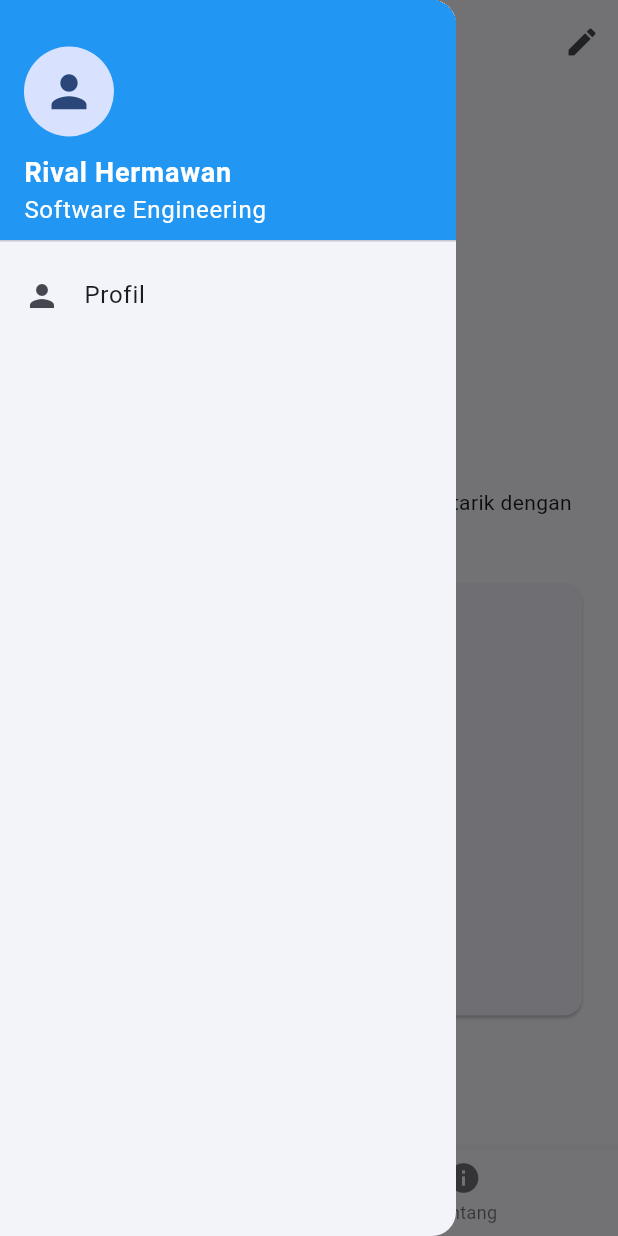
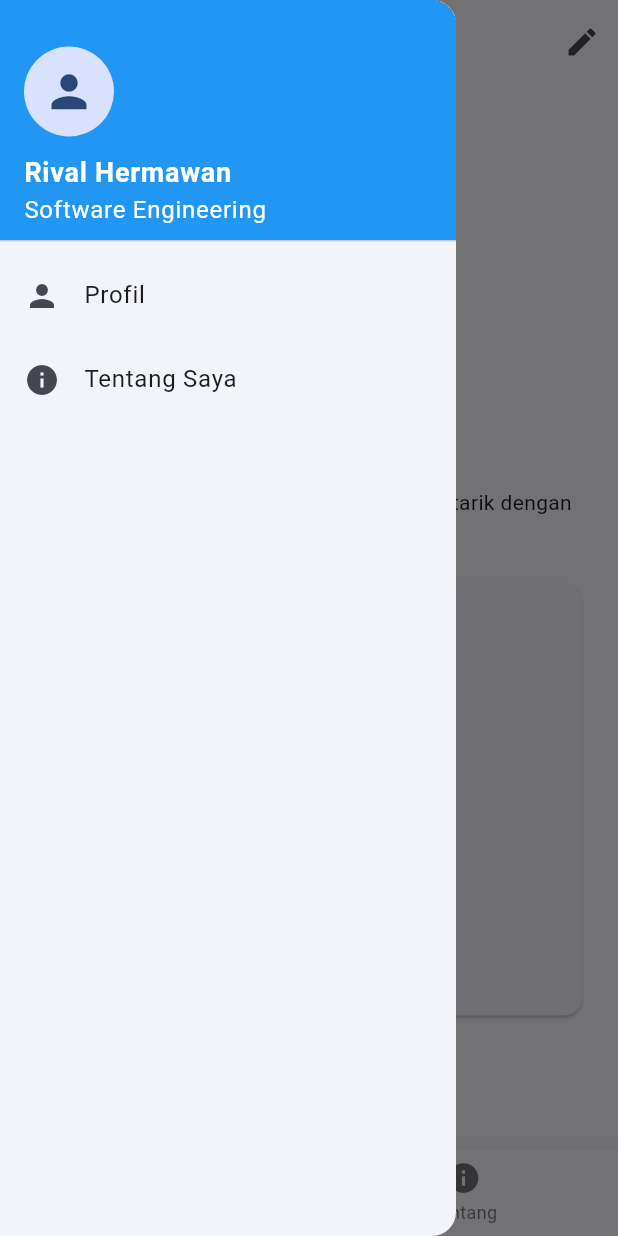
Before and after one commit to Paulothejungle/uts_aplikasi_mobile, a Flutter app: the screen it shows after launch, with the side drawer open, on a phone screen of 412 x 824 dp. Run offline on Flutter 3.47's test engine with Material 3 defaults, Android fonts, the phone set to English and light mode, and no system bars; accounts and stored records are empty.

Commit message:
create:List title tentang saya

```diff
--- a/lib/screens/profile_page.dart
+++ b/lib/screens/profile_page.dart
@@ -131,6 +131,16 @@ class _ProfilePageState extends State<ProfilePage> {
                 Navigator.pop(context);
               },
             ),
+            ListTile(
+              leading: Icon(Icons.info),
+              title: Text('Tentang Saya'),
+              onTap: () {
+                setState((){
+                  _selectedIndex = 1;
+                });
+                Navigator.pop(context);
+              },
+            ),
           ],
         ),
       ),
```
